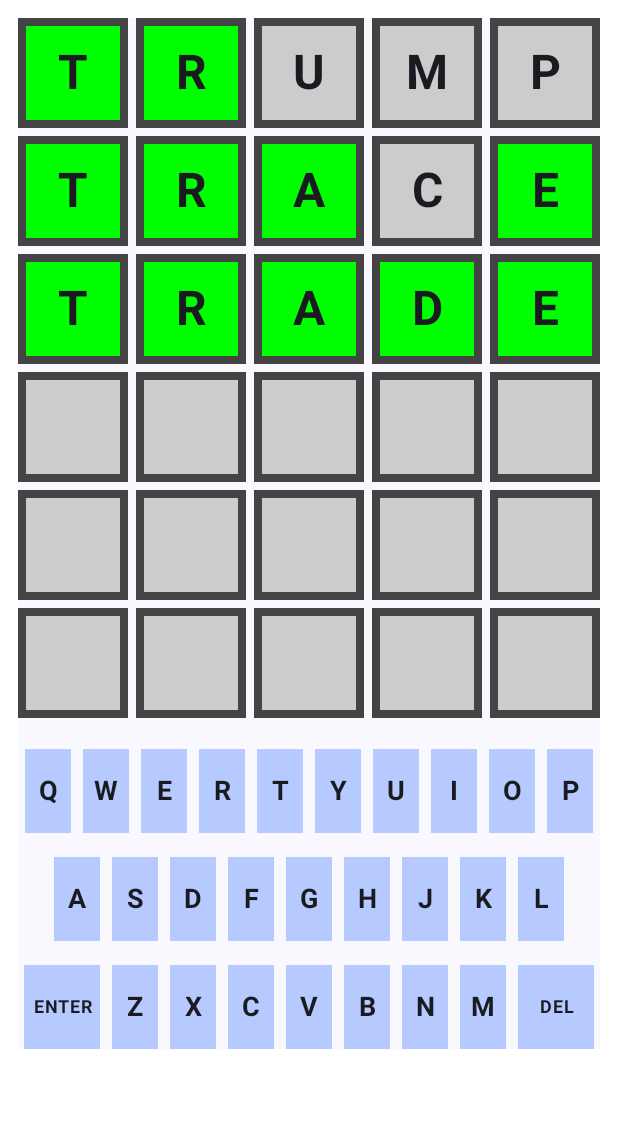
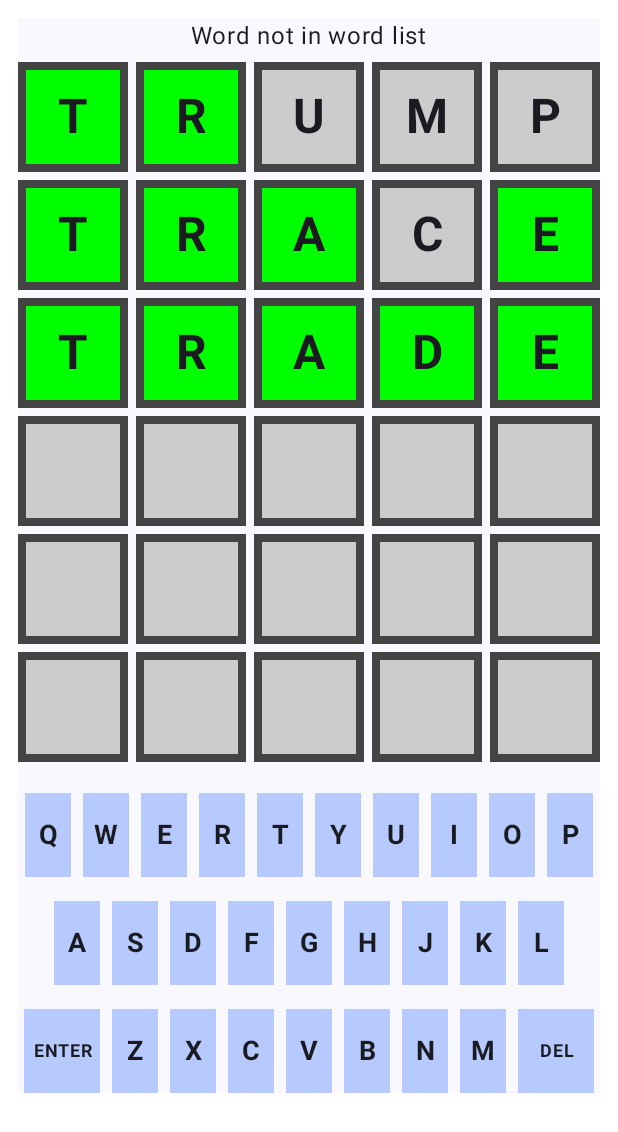
Before and after one commit to aalt0/WordleClone, an Android app built with Jetpack Compose: the @Preview function MainScreenPreview, on a phone screen of 412 x 824 dp. Shown: the top 1132 px of the screen. Run offline under Robolectric (Android 15) with nearby library versions, the phone set to English and light mode, and no system bars.

Commit message:
working with the ui

```diff
--- a/app/src/main/java/com/example/wordleclone/ui/main/MainScreen.kt
+++ b/app/src/main/java/com/example/wordleclone/ui/main/MainScreen.kt
@@ -24,7 +24,6 @@ import androidx.compose.ui.text.font.FontWeight
 import androidx.compose.ui.text.style.TextAlign
 import androidx.compose.ui.tooling.preview.Devices
 import androidx.compose.ui.tooling.preview.Preview
-import androidx.compose.ui.tooling.preview.PreviewParameterProvider
 import androidx.compose.ui.unit.dp
 import androidx.compose.ui.unit.sp
 import com.example.wordleclone.ui.keyboard.Keyboard
@@ -37,23 +36,27 @@ fun MainScreen(uiState: MainUiState, onKeyPressed: (KeyboardKey) -> Unit) {
         modifier = Modifier.padding(12.dp),
         color = MaterialTheme.colorScheme.background
     ) {
-        when (val status = uiState.status) {
-            is GameState.Error -> {
-                status.error
-                Text("error horror")
+        Column(verticalArrangement = Arrangement.spacedBy(5.dp)) {
+            val message = when (val status = uiState.status) {
+                is GameState.Error -> when (status.error) {
+                    ErrorType.ERROR_UNKNOWN -> "error horror"
+                    ErrorType.ERROR_WORD_NOT_IN_WORDLIST -> "Word not in word list"
+                    ErrorType.ERROR_NOT_5_LETTER_WORD -> "Not a valid guess"
                 }
-            is GameState.Loading -> {
-                Text("Loading ...")
+                is GameState.Won -> "Woohoo, you win!"
+                is GameState.Lost -> "No more guesses, bummer :("
+                is GameState.Loading -> "Loading ..."
+                else -> " " // else the game is running, return single space to use the Text() as a spacer
             }
-            is GameState.Running -> {
-                Column(verticalArrangement = Arrangement.spacedBy(5.dp)) {
+
+            Text(
+                text = message,
+                modifier = Modifier.align(Alignment.CenterHorizontally),
+            )
+
             uiState.rows.forEach { row -> SingleRow(row) }
             Spacer(Modifier.height(10.dp))
             Keyboard(onKeyPressed)
-                }
-            }
-            is GameState.Lost -> TODO()
-            is GameState.Won -> TODO()
         }
     }
 }
@@ -106,13 +109,11 @@ annotation class OrientationPreviews
 @Composable
 private fun MainScreenPreview() {
     WordleCloneTheme {
-        MainScreen(uiState = testMainUiState, onKeyPressed = {})
+        MainScreen(uiState = testMainUiState1, onKeyPressed = {})
     }
 }
 
-val testMainUiState = MainUiState(
-    status = GameState.Running,
-    rows = listOf(
+private val dummyRows = listOf(
     GameRow(
         rowNumber = 0,
         rowState = RowState.GUESSED,
@@ -150,10 +151,19 @@ val testMainUiState = MainUiState(
     GameRow(rowNumber = 4),
     GameRow(rowNumber = 5),
 )
+
+val testMainUiState1 = MainUiState(
+    status = GameState.Error(ErrorType.ERROR_WORD_NOT_IN_WORDLIST),
+    rows = dummyRows
 )
 
-class MainUiStatePreviewProvider : PreviewParameterProvider<MainUiState> {
-    override val values= sequenceOf(
-        testMainUiState
+val testMainUiState2 = MainUiState(
+    status = GameState.Running,
+    rows = dummyRows
 )
-}
+
+//class MainUiStatePreviewProvider : PreviewParameterProvider<MainUiState> {
+//    override val values= sequenceOf(
+//        testMainUiState
+//    )
+//}
```
Lines whose indentation alone changed are shown as unchanged.
